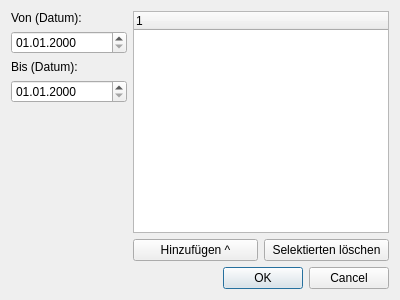
Above: csingleprealertedit.ui from joergpauly/megaroster before the change. Below: the same form after it.
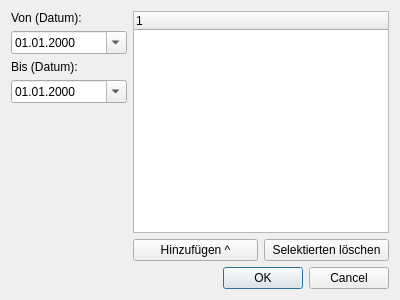
That is the form after the change.

Patch:
```diff
--- a/csingleprealertedit.ui
+++ b/csingleprealertedit.ui
@@ -30,6 +30,9 @@
          <property name="displayFormat">
           <string>dd.MM.yyyy</string>
          </property>
+         <property name="calendarPopup">
+          <bool>true</bool>
+         </property>
         </widget>
        </item>
        <item>
@@ -44,6 +47,9 @@
          <property name="displayFormat">
           <string>dd.MM.yyyy</string>
          </property>
+         <property name="calendarPopup">
+          <bool>true</bool>
+         </property>
         </widget>
        </item>
        <item>
```
